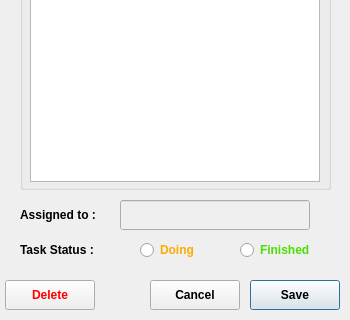
Old version of the form addtaskwindow.ui in the repository AP-projects-4001/-; both pictures show x 0 to 350 and y 240 to 560 of the 350 by 560 pixel window.
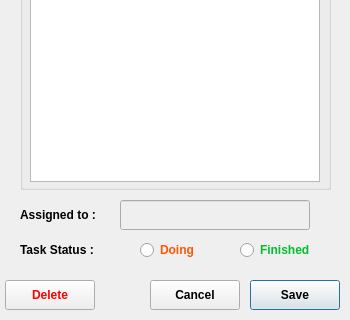
New version of the form.

The edit to the form file:
```diff
--- a/addtaskwindow.ui
+++ b/addtaskwindow.ui
@@ -217,7 +217,7 @@
     <cursorShape>PointingHandCursor</cursorShape>
    </property>
    <property name="styleSheet">
-    <string notr="true">color: rgb(255, 170, 0);</string>
+    <string notr="true">color: rgb(255, 85, 0);</string>
    </property>
    <property name="text">
     <string>Doing</string>
@@ -244,7 +244,7 @@
     <cursorShape>PointingHandCursor</cursorShape>
    </property>
    <property name="styleSheet">
-    <string notr="true">color: rgb(74, 223, 0);</string>
+    <string notr="true">color: rgb(0, 191, 44);</string>
    </property>
    <property name="text">
     <string>Finished</string>
```
